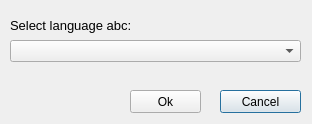
The window that FormSelectLanguage.ui (mazbrili/qabcs) describes before a commit, drawn with Qt 5.
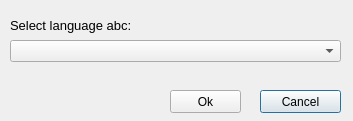
The same window after the commit.

Commit message: change button "sound on/off"

The edit to the form file:
```diff
--- a/FormSelectLanguage.ui
+++ b/FormSelectLanguage.ui
@@ -6,8 +6,8 @@
    <rect>
     <x>0</x>
     <y>0</y>
-    <width>312</width>
-    <height>124</height>
+    <width>353</width>
+    <height>121</height>
    </rect>
   </property>
   <property name="windowTitle">
@@ -36,7 +36,7 @@
     <rect>
      <x>10</x>
      <y>40</y>
-     <width>291</width>
+     <width>331</width>
      <height>22</height>
     </rect>
    </property>
@@ -44,7 +44,7 @@
   <widget class="QPushButton" name="pushButton">
    <property name="geometry">
     <rect>
-     <x>220</x>
+     <x>260</x>
      <y>90</y>
      <width>81</width>
      <height>23</height>
@@ -57,7 +57,7 @@
   <widget class="QPushButton" name="pushButton_2">
    <property name="geometry">
     <rect>
-     <x>130</x>
+     <x>170</x>
      <y>90</y>
      <width>71</width>
      <height>23</height>
```
The commit also changes 4 other files.
